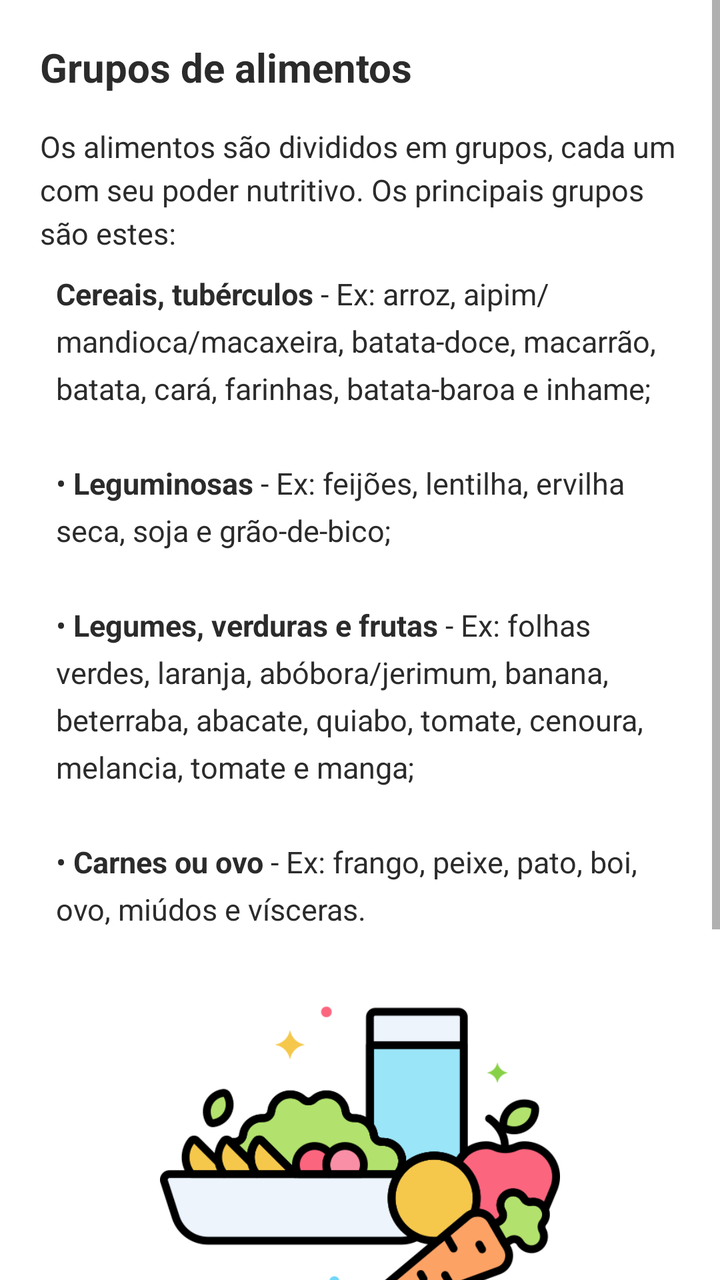
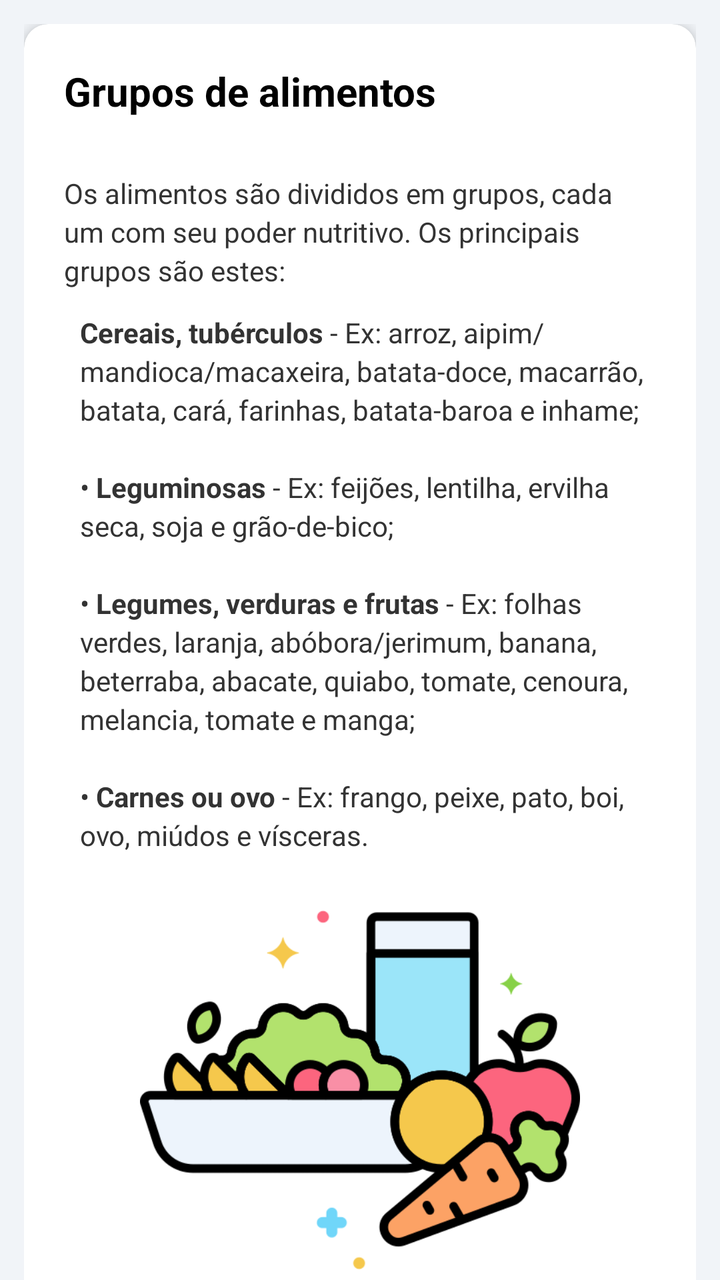

An Android layout rendered at two revisions. The XML below is the earlier revision; the diff shows what the commit changed to produce the second picture.
<!-- AndroidManifest.xml: application theme Theme.NutrirAGente -->
<!-- res/layout/grupo_alimentos.xml -->
<?xml version="1.0" encoding="utf-8"?>
<LinearLayout xmlns:android="http://schemas.android.com/apk/res/android"
    android:layout_width="match_parent"
    android:layout_height="match_parent"
    android:orientation="vertical"
    android:background="@color/background_white">



    <ScrollView
        android:layout_width="match_parent"
        android:layout_height="match_parent">

        <LinearLayout
            android:layout_width="match_parent"
            android:layout_height="wrap_content"
            android:orientation="vertical"
            android:padding="20dp">

            <TextView
                android:layout_width="match_parent"
                android:layout_height="wrap_content"
                android:text="Grupos de alimentos"
                android:textColor="@color/text_primary"
                android:textSize="20sp"
                android:textStyle="bold" />

            <TextView
                android:layout_width="match_parent"
                android:layout_height="wrap_content"
                android:layout_marginTop="16dp"
                android:lineSpacingExtra="4dp"
                android:textColor="@color/text_primary"
                android:textSize="15sp"
                android:text="Os alimentos são divididos em grupos, cada um com seu poder nutritivo. Os principais grupos são estes:" />

            <TextView
                android:layout_width="match_parent"
                android:layout_height="wrap_content"
                android:layout_marginTop="10dp"
                android:layout_marginStart="8dp"
                android:lineSpacingExtra="6dp"
                android:textColor="@color/text_primary"
                android:textSize="15sp"
                android:text="@string/group_food_two" />

            <ImageView
                android:layout_width="200dp"
                android:layout_height="200dp"
                android:layout_marginTop="20dp"
                android:layout_gravity="center_horizontal"
                android:src="@drawable/vegetables_two"
                android:contentDescription="Ilustração de salada e legumes" />

            <LinearLayout
                android:layout_width="match_parent"
                android:layout_height="wrap_content"
                android:layout_marginTop="24dp"
                android:background="@drawable/bg_tip_mint"
                android:padding="16dp">

                <TextView
                    android:layout_width="match_parent"
                    android:layout_height="wrap_content"
                    android:textColor="@color/tip_mint_text"
                    android:textSize="14sp"
                    android:lineSpacingExtra="4dp"
                    android:text="@string/group_food" />
            </LinearLayout>

        </LinearLayout>
    </ScrollView>

</LinearLayout>
<!-- resources referenced by this layout -->
<resources>
  <color name="background_white">#FFFFFF</color>
  <!-- unchanged entries left out for length: 14 -->
</resources>

<!-- the commit's change to res/layout/grupo_alimentos.xml (unified diff, before → after) -->
@@ -1,74 +1,60 @@
 <?xml version="1.0" encoding="utf-8"?>
-<LinearLayout xmlns:android="http://schemas.android.com/apk/res/android"
+<androidx.coordinatorlayout.widget.CoordinatorLayout
+    xmlns:android="http://schemas.android.com/apk/res/android"
+    xmlns:app="http://schemas.android.com/apk/res-auto"
     android:layout_width="match_parent"
     android:layout_height="match_parent"
-    android:orientation="vertical"
-    android:background="@color/background_white">
+    android:background="@color/gray">
 
+    <com.google.android.material.appbar.AppBarLayout
+        android:layout_width="match_parent"
+        android:layout_height="wrap_content"
+        android:background="@color/blue_toolbar"
+        app:elevation="@dimen/appbar_elevation" />
 
+    <androidx.core.widget.NestedScrollView
+        android:layout_width="match_parent"
+        android:layout_height="match_parent"
+        app:layout_behavior="@string/appbar_scrolling_view_behavior">
 
-    <ScrollView
-        android:layout_width="match_parent"
-        android:layout_height="match_parent">
+        <LinearLayout style="@style/LinearContainer">
 
-        <LinearLayout
-            android:layout_width="match_parent"
-            android:layout_height="wrap_content"
-            android:orientation="vertical"
-            android:padding="20dp">
+            <androidx.cardview.widget.CardView style="@style/CardNutrir">
 
-            <TextView
-                android:layout_width="match_parent"
-                android:layout_height="wrap_content"
-                android:text="Grupos de alimentos"
-                android:textColor="@color/text_primary"
-                android:textSize="20sp"
-                android:textStyle="bold" />
+                <LinearLayout style="@style/CardContent">
 
-            <TextView
-                android:layout_width="match_parent"
-                android:layout_height="wrap_content"
-                android:layout_marginTop="16dp"
-                android:lineSpacingExtra="4dp"
-                android:textColor="@color/text_primary"
-                android:textSize="15sp"
-                android:text="Os alimentos são divididos em grupos, cada um com seu poder nutritivo. Os principais grupos são estes:" />
+                    <TextView
+                        style="@style/TextTitle"
+                        android:text="Grupos de alimentos" />
 
-            <TextView
-                android:layout_width="match_parent"
-                android:layout_height="wrap_content"
-                android:layout_marginTop="10dp"
-                android:layout_marginStart="8dp"
-                android:lineSpacingExtra="6dp"
-                android:textColor="@color/text_primary"
-                android:textSize="15sp"
-                android:text="@string/group_food_two" />
+                    <TextView
+                        style="@style/TextBodySmall"
+                        android:layout_marginTop="@dimen/spacing_lg"
+                        android:text="Os alimentos são divididos em grupos, cada um com seu poder nutritivo. Os principais grupos são estes:" />
 
-            <ImageView
-                android:layout_width="200dp"
-                android:layout_height="200dp"
-                android:layout_marginTop="20dp"
-                android:layout_gravity="center_horizontal"
-                android:src="@drawable/vegetables_two"
-                android:contentDescription="Ilustração de salada e legumes" />
+                    <TextView
+                        style="@style/TextBodySmall"
+                        android:layout_marginTop="@dimen/spacing_md"
+                        android:layout_marginStart="@dimen/spacing_sm"
+                        android:text="@string/group_food_two" />
 
-            <LinearLayout
-                android:layout_width="match_parent"
-                android:layout_height="wrap_content"
-                android:layout_marginTop="24dp"
-                android:background="@drawable/bg_tip_mint"
-                android:padding="16dp">
+                    <ImageView
+                        style="@style/ImageCenterLarge"
+                        android:layout_marginTop="@dimen/spacing_xl"
+                        android:src="@drawable/vegetables_two"
+                        android:contentDescription="Ilustração de salada e legumes" />
 
-                <TextView
-                    android:layout_width="match_parent"
-                    android:layout_height="wrap_content"
-                    android:textColor="@color/tip_mint_text"
-                    android:textSize="14sp"
-                    android:lineSpacingExtra="4dp"
-                    android:text="@string/group_food" />
-            </LinearLayout>
+                    <LinearLayout style="@style/TipBoxMint">
+
+                        <TextView
+                            style="@style/TipTextMint"
+                            android:text="@string/group_food" />
+                    </LinearLayout>
+
+                </LinearLayout>
+            </androidx.cardview.widget.CardView>
 
         </LinearLayout>
-    </ScrollView>
+    </androidx.core.widget.NestedScrollView>
 
-</LinearLayout>
+</androidx.coordinatorlayout.widget.CoordinatorLayout>
<!-- resource entries referenced after the edit -->
@@ -1,6 +1,90 @@
 <!-- resources referenced by this layout -->
 <resources>
-  <color name="background_white">#FFFFFF</color>
+  <color name="gray">#F1F4F8</color>
+  <dimen name="appbar_elevation">12dp</dimen>
+  <dimen name="spacing_lg">16dp</dimen>
+  <dimen name="spacing_md">12dp</dimen>
+  <dimen name="spacing_sm">8dp</dimen>
+  <dimen name="spacing_xl">20dp</dimen>
+  <style name="CardContent">
+          <item name="android:layout_width">match_parent</item>
+          <item name="android:layout_height">wrap_content</item>
+          <item name="android:orientation">vertical</item>
+          <item name="android:padding">@dimen/padding_xl</item>
+      </style>
+  <style name="CardNutrir">
+          <item name="android:layout_width">match_parent</item>
+          <item name="android:layout_height">wrap_content</item>
+          <item name="android:layout_marginBottom">@dimen/card_margin_bottom</item>
+          <item name="cardCornerRadius">@dimen/card_radius</item>
+          <item name="cardElevation">@dimen/card_elevation</item>
+      </style>
+  <style name="ImageCenterLarge" parent="ImageCenter">
+          <item name="android:layout_width">@dimen/image_size_lg</item>
+          <item name="android:layout_height">@dimen/image_size_lg</item>
+      </style>
+  <style name="LinearContainer">
+          <item name="android:layout_width">match_parent</item>
+          <item name="android:layout_height">wrap_content</item>
+          <item name="android:orientation">vertical</item>
+          <item name="android:padding">@dimen/padding_md</item>
+      </style>
+  <style name="TextBodySmall" parent="TextBody">
+          <item name="android:textSize">@dimen/text_size_sm</item>
+      </style>
+  <style name="TextTitle" parent="TextAppearance.Nutrir">
+          <item name="android:layout_width">wrap_content</item>
+          <item name="android:layout_height">wrap_content</item>
+          <item name="android:textSize">@dimen/text_size_xl</item>
+          <item name="android:textStyle">bold</item>
+          <item name="android:textColor">@color/text_bold</item>
+          <item name="android:layout_marginBottom">@dimen/spacing_md</item>
+      </style>
+  <style name="TipBoxMint">
+          <item name="android:layout_width">match_parent</item>
+          <item name="android:layout_height">wrap_content</item>
+          <item name="android:layout_marginTop">@dimen/spacing_lg</item>
+          <item name="android:background">@drawable/bg_tip_mint</item>
+          <item name="android:padding">@dimen/padding_lg</item>
+      </style>
+  <style name="TipTextMint">
+          <item name="android:layout_width">match_parent</item>
+          <item name="android:layout_height">wrap_content</item>
+          <item name="android:textColor">@color/tip_mint_text</item>
+          <item name="android:textSize">@dimen/text_size_sm</item>
+          <item name="android:lineSpacingExtra">@dimen/line_spacing_sm</item>
+      </style>
+  <dimen name="padding_xl">20dp</dimen>
+  <dimen name="card_margin_bottom">16dp</dimen>
+  <dimen name="card_radius">12dp</dimen>
+  <dimen name="card_elevation">4dp</dimen>
+  <style name="ImageCenter">
+          <item name="android:layout_width">@dimen/image_size_md</item>
+          <item name="android:layout_height">@dimen/image_size_md</item>
+          <item name="android:layout_gravity">center_horizontal</item>
+          <item name="android:layout_marginVertical">@dimen/spacing_sm</item>
+      </style>
+  <dimen name="image_size_lg">220dp</dimen>
+  <dimen name="padding_md">12dp</dimen>
+  <style name="TextBody" parent="TextAppearance.Nutrir">
+          <item name="android:layout_width">match_parent</item>
+          <item name="android:layout_height">wrap_content</item>
+          <item name="android:textSize">@dimen/text_size_md</item>
+          <item name="android:lineSpacingExtra">@dimen/line_spacing_sm</item>
+          <item name="android:textColor">@color/color_text_black</item>
+      </style>
+  <dimen name="text_size_sm">14sp</dimen>
+  <style name="TextAppearance.Nutrir" parent="TextAppearance.AppCompat">
+          <item name="android:textColor">@color/text_primary</item>
+          <item name="android:lineSpacingExtra">@dimen/line_spacing_sm</item>
+      </style>
+  <dimen name="text_size_xl">20sp</dimen>
+  <color name="text_bold">#000000</color>
+  <dimen name="padding_lg">16dp</dimen>
+  <dimen name="line_spacing_sm">3dp</dimen>
+  <dimen name="image_size_md">180dp</dimen>
+  <dimen name="text_size_md">16sp</dimen>
+  <color name="color_text_black">#333333</color>
   <!-- unchanged entries left out for length: 14 -->
 </resources>
 
